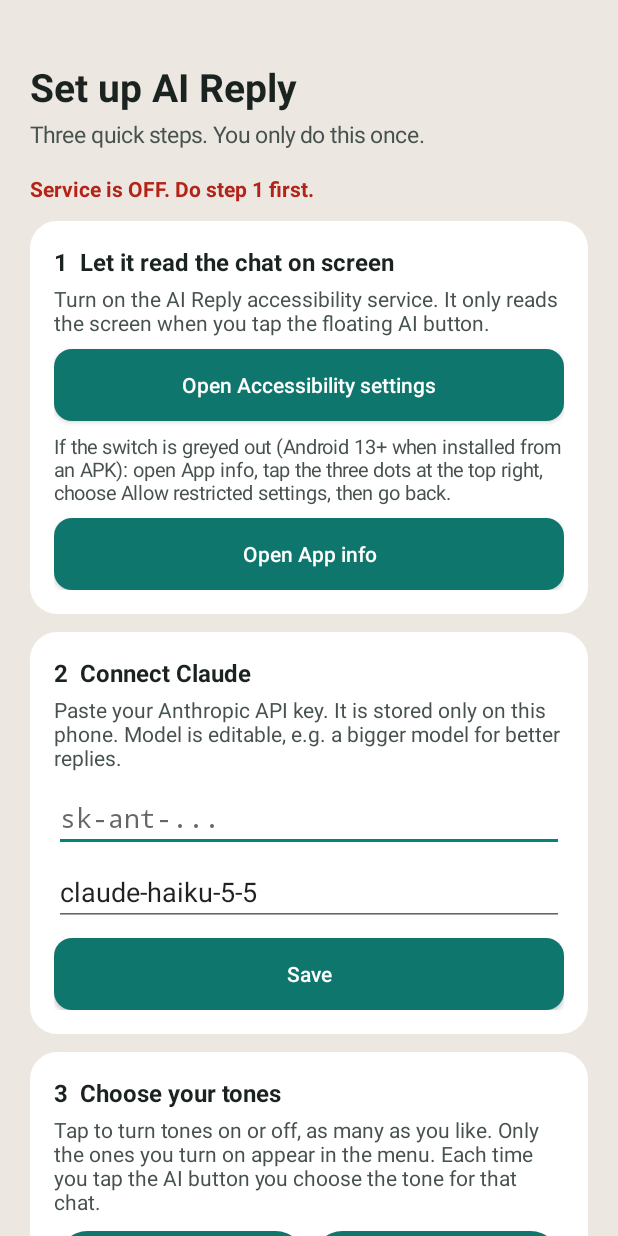
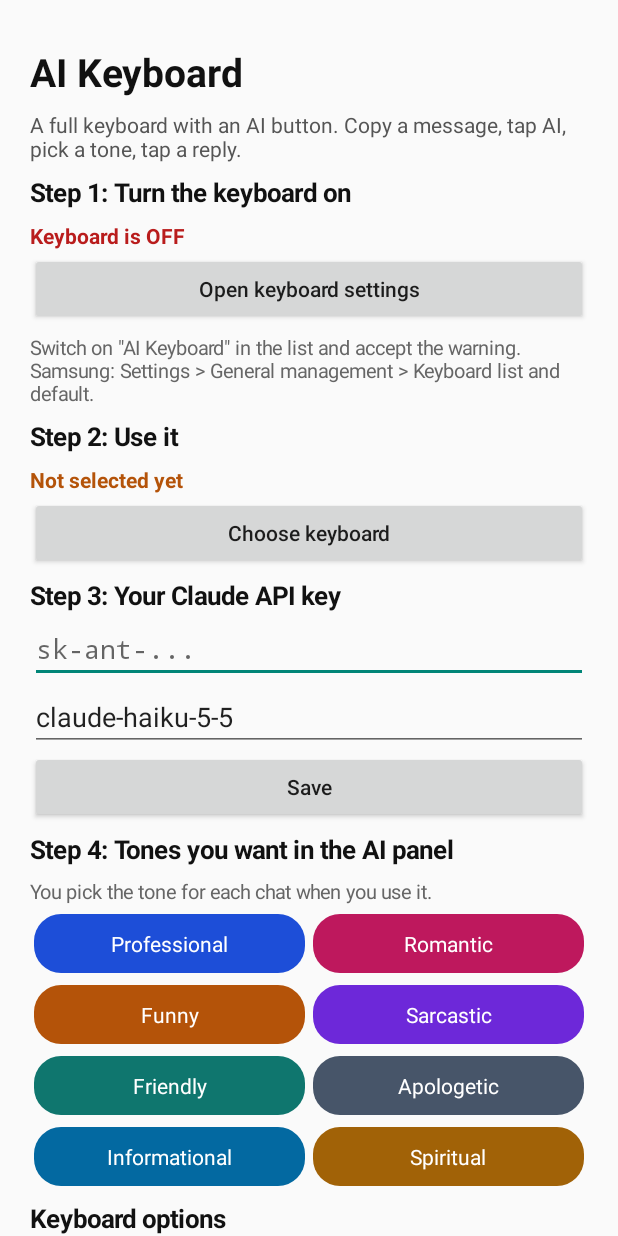
Before and after one commit to johnwick4383-a11y/Chime, an Android app: the screen it shows after launch (MainActivity), on a phone screen of 412 x 824 dp. Run offline under Robolectric (Android 15) with nearby library versions, the phone set to English and light mode, and no system bars.

Commit message:
Update MainActivity.kt

```diff
--- a/app/src/main/java/com/aireply/keyboard/MainActivity.kt
+++ b/app/src/main/java/com/aireply/keyboard/MainActivity.kt
@@ -1,185 +1,168 @@
 package com.aireply.keyboard
 
 import android.app.Activity
+import android.content.Context
 import android.content.Intent
-import android.graphics.Color
 import android.graphics.Typeface
 import android.graphics.drawable.GradientDrawable
-import android.net.Uri
 import android.os.Bundle
 import android.provider.Settings
 import android.text.InputType
 import android.view.View
+import android.view.ViewGroup
+import android.view.inputmethod.InputMethodManager
 import android.widget.Button
 import android.widget.EditText
 import android.widget.LinearLayout
 import android.widget.ScrollView
+import android.widget.Switch
 import android.widget.TextView
 import android.widget.Toast
 
-// Setup screen. Layout is built in code (no XML) to keep the project tiny and easy to follow:
-// step 1 turn on the accessibility service, step 2 paste the Claude key, step 3 pick a default tone.
+// Setup screen. Keyboard first: turn it on, choose it, then add your Claude key and pick tones.
 class MainActivity : Activity() {
 
-    private lateinit var status: TextView
-    private lateinit var keyField: EditText
-    private lateinit var modelField: EditText
-    private val toneButtons = HashMap<String, TextView>()
+    private lateinit var status1: TextView
+    private lateinit var status2: TextView
 
-    private val teal = 0xFF0F766E.toInt()
-    private val ink = 0xFF1B2321.toInt()
+    private fun dp(v: Int): Int = (v * resources.displayMetrics.density).toInt()
 
-    private fun dp(v: Int) = (v * resources.displayMetrics.density).toInt()
+    private fun text(s: String, size: Float, bold: Boolean, color: Int): TextView {
+        val t = TextView(this)
+        t.text = s
+        t.textSize = size
+        t.setTextColor(color)
+        if (bold) t.typeface = Typeface.DEFAULT_BOLD
+        t.setPadding(0, dp(6), 0, dp(2))
+        return t
+    }
+
+    private fun button(s: String, onClick: () -> Unit): Button {
+        val b = Button(this)
+        b.text = s
+        b.isAllCaps = false
+        b.setOnClickListener { onClick() }
+        return b
+    }
 
     override fun onCreate(savedInstanceState: Bundle?) {
         super.onCreate(savedInstanceState)
+        val root = LinearLayout(this)
+        root.orientation = LinearLayout.VERTICAL
+        root.setPadding(dp(20), dp(24), dp(20), dp(32))
 
-        val col = LinearLayout(this).apply {
-            orientation = LinearLayout.VERTICAL
-            setPadding(dp(20), dp(40), dp(20), dp(32))
-        }
-        val scroll = ScrollView(this).apply {
-            setBackgroundColor(0xFFECE8E1.toInt())
-            addView(col)
-        }
-        setContentView(scroll)
-
-        col.addView(text("Set up AI Reply", 26, true, ink))
-        col.addView(text("Three quick steps. You only do this once.", 15, false, 0xFF47524F.toInt()), lp(top = 4))
-
-        status = text("", 14, true, ink)
-        col.addView(status, lp(top = 16))
+        root.addView(text("AI Keyboard", 26f, true, 0xFF111111.toInt()))
+        root.addView(text("A full keyboard with an AI button. Copy a message, tap AI, pick a tone, tap a reply.", 14f, false, 0xFF555555.toInt()))
 
         // Step 1
-        col.addView(card("1  Let it read the chat on screen",
-            "Turn on the AI Reply accessibility service. It only reads the screen when you tap the floating AI button.") { c ->
-            c.addView(button("Open Accessibility settings") {
-                startActivity(Intent(Settings.ACTION_ACCESSIBILITY_SETTINGS))
-            }, lp(top = 8))
-            c.addView(text("If the switch is greyed out (Android 13+ when installed from an APK): open App info, tap the three dots at the top right, choose Allow restricted settings, then go back.", 13, false, 0xFF47524F.toInt()), lp(top = 8))
-            c.addView(button("Open App info") {
-                startActivity(Intent(Settings.ACTION_APPLICATION_DETAILS_SETTINGS, Uri.parse("package:$packageName")))
-            }, lp(top = 8))
-        }, lp(top = 12))
+        root.addView(text("Step 1: Turn the keyboard on", 17f, true, 0xFF111111.toInt()))
+        status1 = text("", 14f, true, 0xFF444444.toInt())
+        root.addView(status1)
+        root.addView(button("Open keyboard settings") {
+            startActivity(Intent(Settings.ACTION_INPUT_METHOD_SETTINGS))
+        })
+        root.addView(text("Switch on \"AI Keyboard\" in the list and accept the warning. Samsung: Settings > General management > Keyboard list and default.", 13f, false, 0xFF666666.toInt()))
 
         // Step 2
-        keyField = EditText(this).apply {
-            hint = "sk-ant-..."
-            inputType = InputType.TYPE_CLASS_TEXT or InputType.TYPE_TEXT_VARIATION_PASSWORD
-            setText(Prefs.apiKey(this@MainActivity))
-        }
-        modelField = EditText(this).apply {
-            hint = "Model"
-            inputType = InputType.TYPE_CLASS_TEXT
-            setText(Prefs.model(this@MainActivity))
-        }
-        col.addView(card("2  Connect Claude",
-            "Paste your Anthropic API key. It is stored only on this phone. Model is editable, e.g. a bigger model for better replies.") { c ->
-            c.addView(keyField, lp(top = 8))
-            c.addView(modelField, lp(top = 4))
-            c.addView(button("Save") {
-                Prefs.save(this, keyField.text.toString(), modelField.text.toString())
-                Toast.makeText(this, "Saved", Toast.LENGTH_SHORT).show()
-            }, lp(top = 8))
-        }, lp(top = 12))
+        root.addView(text("Step 2: Use it", 17f, true, 0xFF111111.toInt()))
+        status2 = text("", 14f, true, 0xFF444444.toInt())
+        root.addView(status2)
+        root.addView(button("Choose keyboard") {
+            (getSystemService(Context.INPUT_METHOD_SERVICE) as InputMethodManager).showInputMethodPicker()
+        })
 
         // Step 3
-        col.addView(card("3  Choose your tones",
-            "Tap to turn tones on or off, as many as you like. Only the ones you turn on appear in the menu. Each time you tap the AI button you choose the tone for that chat.") { c ->
-            val wrap = LinearLayout(this).apply { orientation = LinearLayout.VERTICAL }
-            // Two tone chips per row.
-            Tones.all.chunked(2).forEach { pair ->
-                val row = LinearLayout(this).apply { orientation = LinearLayout.HORIZONTAL }
-                pair.forEach { t ->
-                    val chip = text(t.label, 14, true, ink).apply {
-                        gravity = android.view.Gravity.CENTER
-                        setPadding(dp(12), dp(10), dp(12), dp(10))
-                        setOnClickListener {
-                            // Toggle this tone on or off (multi-select).
-                            val now = Prefs.enabled(this@MainActivity).toMutableSet()
-                            if (!now.remove(t.id)) now.add(t.id)
-                            Prefs.setEnabled(this@MainActivity, now)
-                            refreshTones()
-                        }
-                    }
-                    toneButtons[t.id] = chip
-                    row.addView(chip, LinearLayout.LayoutParams(0, LinearLayout.LayoutParams.WRAP_CONTENT, 1f).apply {
-                        setMargins(dp(3), 0, dp(3), 0)
-                    })
-                }
-                wrap.addView(row, lp(top = 6))
+        root.addView(text("Step 3: Your Claude API key", 17f, true, 0xFF111111.toInt()))
+        val key = EditText(this)
+        key.hint = "sk-ant-..."
+        key.setText(Prefs.apiKey(this))
+        key.inputType = InputType.TYPE_CLASS_TEXT or InputType.TYPE_TEXT_VARIATION_PASSWORD
+        root.addView(key)
+        val model = EditText(this)
+        model.hint = "Model"
+        model.setText(Prefs.model(this))
+        root.addView(model)
+        root.addView(button("Save") {
+            Prefs.save(this, key.text.toString(), model.text.toString())
+            Toast.makeText(this, "Saved", Toast.LENGTH_SHORT).show()
+        })
+
+        // Step 4
+        root.addView(text("Step 4: Tones you want in the AI panel", 17f, true, 0xFF111111.toInt()))
+        root.addView(text("You pick the tone for each chat when you use it.", 13f, false, 0xFF666666.toInt()))
+        root.addView(toneChips())
+
+        // Keyboard options
+        root.addView(text("Keyboard options", 17f, true, 0xFF111111.toInt()))
+        val sw = Switch(this)
+        sw.text = "Always show the number row"
+        val kbPrefs = getSharedPreferences("kb", MODE_PRIVATE)
+        sw.isChecked = kbPrefs.getBoolean("numrow", false)
+        sw.setOnCheckedChangeListener { _, on -> kbPrefs.edit().putBoolean("numrow", on).apply() }
+        root.addView(sw)
+
+        // Try it
+        root.addView(text("Try it", 17f, true, 0xFF111111.toInt()))
+        val tryBox = EditText(this)
+        tryBox.hint = "Tap here and type"
+        tryBox.minLines = 3
+        tryBox.gravity = android.view.Gravity.TOP
+        root.addView(tryBox)
+
+        val sv = ScrollView(this)
+        sv.addView(root)
+        setContentView(sv)
+    }
+
+    private fun toneChips(): View {
+        val box = LinearLayout(this)
+        box.orientation = LinearLayout.VERTICAL
+        var current = LinearLayout(this)
+        var count = 0
+        box.addView(current)
+        for (tone in Tones.all) {
+            if (count == 2) {
+                current = LinearLayout(this)
+                box.addView(current)
+                count = 0
             }
-            c.addView(wrap, lp(top = 4))
-        }, lp(top = 12))
-
-        col.addView(text("How to use: open any chat, tap the round AI button on the edge of the screen, choose the message and tone, tap Generate, then tap a reply. It appears in the message box.", 14, false, 0xFF47524F.toInt()), lp(top = 16))
-
-        refreshTones()
+            val chip = TextView(this)
+            chip.text = tone.label
+            chip.textSize = 14f
+            chip.gravity = android.view.Gravity.CENTER
+            chip.setPadding(dp(14), dp(10), dp(14), dp(10))
+            fun paint() {
+                val on = tone.id in Prefs.enabled(this)
+                val g = GradientDrawable()
+                g.cornerRadius = dp(18).toFloat()
+                g.setColor(if (on) tone.color else 0xFFE5E7EB.toInt())
+                chip.background = g
+                chip.setTextColor(if (on) 0xFFFFFFFF.toInt() else 0xFF333333.toInt())
+            }
+            paint()
+            chip.setOnClickListener {
+                val set = HashSet<String>(Prefs.enabled(this))
+                if (tone.id in set) set.remove(tone.id) else set.add(tone.id)
+                Prefs.setEnabled(this, set)
+                paint()
+            }
+            val lp = LinearLayout.LayoutParams(0, ViewGroup.LayoutParams.WRAP_CONTENT, 1f)
+            lp.setMargins(dp(3), dp(4), dp(3), dp(4))
+            current.addView(chip, lp)
+            count++
+        }
+        return box
     }
 
     override fun onResume() {
         super.onResume()
-        val on = isServiceEnabled()
-        status.text = if (on) "Service is ON. The AI button should be visible over your apps."
-        else "Service is OFF. Do step 1 first."
-        status.setTextColor(if (on) teal else 0xFFB42318.toInt())
+        val imm = getSystemService(Context.INPUT_METHOD_SERVICE) as InputMethodManager
+        val enabled = imm.enabledInputMethodList.any { it.packageName == packageName }
+        val current = Settings.Secure.getString(contentResolver, Settings.Secure.DEFAULT_INPUT_METHOD) ?: ""
+        val active = current.startsWith(packageName + "/")
+        status1.text = if (enabled) "Keyboard is ON" else "Keyboard is OFF"
+        status1.setTextColor(if (enabled) 0xFF15803D.toInt() else 0xFFB91C1C.toInt())
+        status2.text = if (active) "AI Keyboard is your current keyboard" else "Not selected yet"
+        status2.setTextColor(if (active) 0xFF15803D.toInt() else 0xFFB45309.toInt())
     }
-
-    private fun isServiceEnabled(): Boolean {
-        val enabled = Settings.Secure.getString(contentResolver, Settings.Secure.ENABLED_ACCESSIBILITY_SERVICES) ?: return false
-        return enabled.split(':').any { it.startsWith("$packageName/") }
-    }
-
-    private fun refreshTones() {
-        val enabled = Prefs.enabled(this)
-        for ((id, view) in toneButtons) {
-            val selected = id in enabled
-            view.setTextColor(if (selected) Color.WHITE else ink)
-            view.background = GradientDrawable().apply {
-                cornerRadius = dp(20).toFloat()
-                if (selected) setColor(teal) else {
-                    setColor(Color.WHITE)
-                    setStroke(dp(1), 0xFF9AA39F.toInt())
-                }
-            }
-        }
-    }
-
-    // ---- tiny view helpers ----
-    private fun text(s: String, sp: Int, bold: Boolean, color: Int) = TextView(this).apply {
-        text = s
-        textSize = sp.toFloat()
-        setTextColor(color)
-        if (bold) typeface = Typeface.DEFAULT_BOLD
-    }
-
-    private fun button(label: String, onClick: () -> Unit) = Button(this).apply {
-        text = label
-        isAllCaps = false
-        setTextColor(Color.WHITE)
-        background = GradientDrawable().apply {
-            cornerRadius = dp(12).toFloat()
-            setColor(teal)
-        }
-        setOnClickListener { onClick() }
-    }
-
-    private fun card(title: String, body: String, fill: (LinearLayout) -> Unit): View {
-        val c = LinearLayout(this).apply {
-            orientation = LinearLayout.VERTICAL
-            setPadding(dp(16), dp(16), dp(16), dp(16))
-            background = GradientDrawable().apply {
-                cornerRadius = dp(18).toFloat()
-                setColor(Color.WHITE)
-            }
-        }
-        c.addView(text(title, 16, true, ink))
-        c.addView(text(body, 14, false, 0xFF47524F.toInt()), lp(top = 4))
-        fill(c)
-        return c
-    }
-
-    private fun lp(top: Int = 0) = LinearLayout.LayoutParams(
-        LinearLayout.LayoutParams.MATCH_PARENT, LinearLayout.LayoutParams.WRAP_CONTENT
-    ).apply { topMargin = dp(top) }
 }
```
